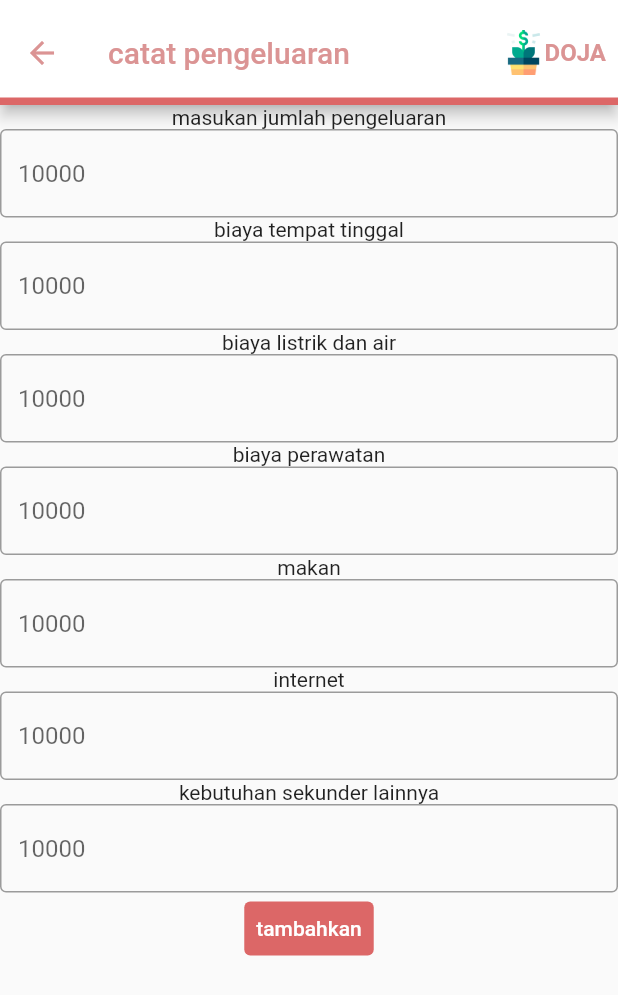
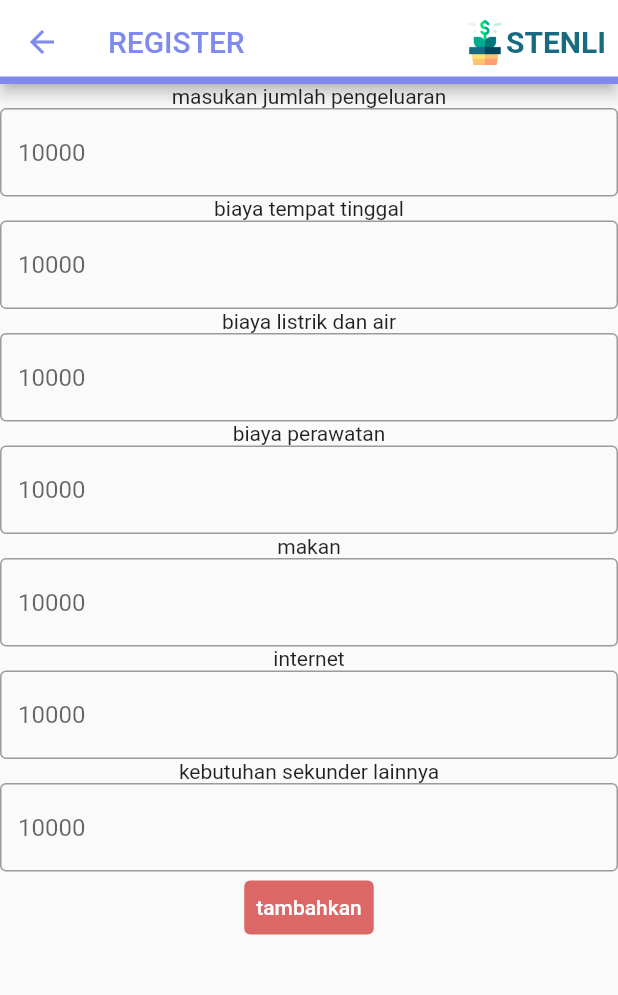
Before and after one commit to davirudo/STENLI-Dart, a Flutter app: the HomePage screen opened directly, after a tap on "pengeluaran", on a phone screen of 412 x 824 dp. Shown: the top 995 px of the screen. Run offline on Flutter 3.47's test engine with Material 2 defaults, Android fonts, the light colour scheme and no system bars; our stand-ins replace get, shared_preferences; missing offline and left inert: d_chart, d_info, d_method, d_view; accounts and stored records are empty.

Commit message:
add custombar in every page

```diff
--- a/stenli/lib/config/app_fonts.dart
+++ b/stenli/lib/config/app_fonts.dart
@@ -18,7 +18,7 @@ class AppFonts {
   static const title = TextStyle(
       color: Color(0xFFFFFFFF), fontWeight: FontWeight.w700, fontSize: 16);
   static const desc =
-      TextStyle(color: Colors.white, fontWeight: FontWeight.w500, fontSize: 12);
+      TextStyle(color: Colors.white, fontWeight: FontWeight.w500, fontSize: 18);
 
   static const peepee =
       TextStyle(fontSize: 14, fontWeight: FontWeight.w500, color: Colors.grey);
--- a/stenli/lib/presentation/page/feature/batas_page.dart
+++ b/stenli/lib/presentation/page/feature/batas_page.dart
@@ -5,6 +5,7 @@ import 'package:stenli/config/app_color.dart';
 import 'package:stenli/config/app_fonts.dart';
 
 import '../../../config/app_format.dart';
+import '../../../config/widget/app_bar.dart';
 
 class BatasPage extends StatelessWidget {
   const BatasPage({super.key});
@@ -12,6 +13,7 @@ class BatasPage extends StatelessWidget {
   @override
   Widget build(BuildContext context) {
     return Scaffold(
+      appBar: CustomBar(judul: "REGISTER", lineColor: AppColor.sblue),
       body: Column(
         children: [
           Container(
--- a/stenli/lib/presentation/page/feature/darurat_page.dart
+++ b/stenli/lib/presentation/page/feature/darurat_page.dart
@@ -5,6 +5,7 @@ import 'package:stenli/config/app_color.dart';
 import 'package:stenli/config/app_fonts.dart';
 
 import '../../../config/app_format.dart';
+import '../../../config/widget/app_bar.dart';
 
 class DaruratPage extends StatelessWidget {
   const DaruratPage({super.key});
@@ -12,6 +13,7 @@ class DaruratPage extends StatelessWidget {
   @override
   Widget build(BuildContext context) {
     return Scaffold(
+      appBar: CustomBar(judul: "REGISTER", lineColor: AppColor.sblue),
       body: Column(
         children: [
           Container(
--- a/stenli/lib/presentation/page/feature/pengeluaran_page.dart
+++ b/stenli/lib/presentation/page/feature/pengeluaran_page.dart
@@ -3,6 +3,8 @@ import 'package:flutter/src/widgets/container.dart';
 import 'package:flutter/src/widgets/framework.dart';
 import 'package:stenli/config/app_assets.dart';
 import 'package:stenli/config/app_color.dart';
+
+import '../../../config/widget/app_bar.dart';
 
 class PengeluaranPage extends StatefulWidget {
   PengeluaranPage({super.key});
@@ -17,32 +19,7 @@ class _PengeluaranPageState extends State<PengeluaranPage> {
   @override
   Widget build(BuildContext context) {
     return Scaffold(
-      appBar: AppBar(
-        toolbarHeight: 70,
-        backgroundColor: Colors.white,
-        foregroundColor: AppColor.red,
-        shape: Border(bottom: BorderSide(color: AppColor.sred, width: 5)),
-        elevation: 4,
-        title: Text("catat pengeluaran"),
-        actions: <Widget>[
-          Padding(
-            padding: const EdgeInsets.all(8.0),
-            child: Row(
-              children: [
-                Image.asset(
-                  AppAsset.logo,
-                  width: 28,
-                  height: 30,
-                ),
-                Text(
-                  "DOJA",
-                  style: TextStyle(fontWeight: FontWeight.w700, fontSize: 16),
-                )
-              ],
-            ),
-          ),
-        ],
-      ),
+      appBar: CustomBar(judul: "REGISTER", lineColor: AppColor.sblue),
       body: SafeArea(
           child: Column(
         children: [
--- a/stenli/lib/presentation/page/feature/perbulan_page.dart
+++ b/stenli/lib/presentation/page/feature/perbulan_page.dart
@@ -6,6 +6,7 @@ import 'package:stenli/config/app_color.dart';
 
 import '../../../config/app_fonts.dart';
 import '../../../config/app_format.dart';
+import '../../../config/widget/app_bar.dart';
 
 class PerbulanPage extends StatelessWidget {
   const PerbulanPage({super.key});
@@ -13,6 +14,7 @@ class PerbulanPage extends StatelessWidget {
   @override
   Widget build(BuildContext context) {
     return Scaffold(
+      appBar: CustomBar(judul: "REGISTER", lineColor: AppColor.sblue),
       body: SafeArea(
           child: Column(
         children: [
--- a/stenli/lib/presentation/page/home_page.dart
+++ b/stenli/lib/presentation/page/home_page.dart
@@ -70,7 +70,7 @@ class _HomePageState extends State<HomePage> {
               width: 358,
               height: 102,
               child: Padding(
-                padding: const EdgeInsets.only(left: 9),
+                padding: const EdgeInsets.only(left: 18),
                 child: Row(children: [
                   Image.asset(
                     AppAsset.profile,
@@ -78,6 +78,8 @@ class _HomePageState extends State<HomePage> {
                   ),
                   SizedBox(width: 9),
                   Expanded(
+                    child: Padding(
+                      padding: const EdgeInsets.only(left: 10),
                       child: Column(
                         crossAxisAlignment: CrossAxisAlignment.start,
                         mainAxisAlignment: MainAxisAlignment.center,
@@ -95,6 +97,7 @@ class _HomePageState extends State<HomePage> {
                             );
                           }),
                         ],
+                      ),
                     ),
                   ),
                   Padding(
@@ -241,7 +244,7 @@ class _HomePageState extends State<HomePage> {
                               SizedBox(
                                 height: 12,
                               ),
-                              Text('pengeluaran bulanan',
+                              Text('Pengeluaran Bulanan',
                                   style: AppFonts.featureName)
                             ],
                           ),
```
Also changed, not shown: stenli/lib/presentation/page/feature/pemasukan_page.dart (+3 -26 lines). Lines whose indentation alone changed are shown as unchanged.
